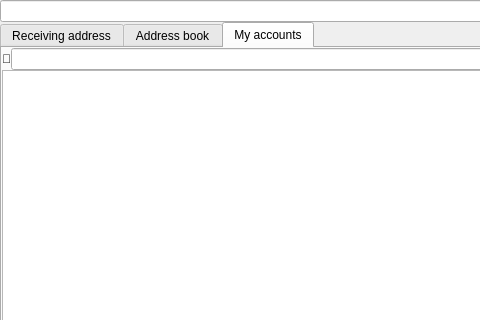
This is src/qt/_Gulden/forms/guldensendcoinsentry.ui in frozenflux3/munt-official as Qt 5 draws it before an edit; both pictures show x 0 to 480 and y 0 to 320 of the 887 by 660 pixel window. The edited form follows.
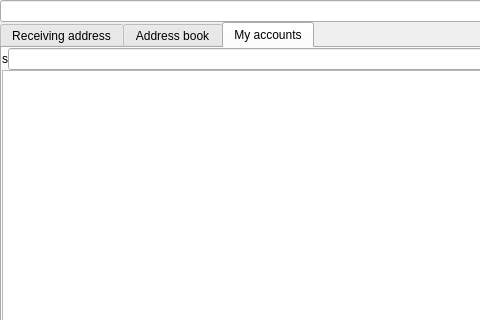
This is the edited form. The open tabs and pages were chosen to show the change. Custom widgets are drawn as their Qt base class.

Commit message: More messing around with icons (Rich text randomly not default on windows issues).

Diff of the .ui file:
```diff
--- a/src/qt/_Gulden/forms/guldensendcoinsentry.ui
+++ b/src/qt/_Gulden/forms/guldensendcoinsentry.ui
@@ -261,7 +261,7 @@
                <item>
                 <widget class="QLabel" name="searchLabel2">
                  <property name="text">
-                  <string></string>
+                  <string>s</string>
                  </property>
                  <property name="indent">
                   <number>0</number>
```
Left out of the diff: 6 changed lines with no effect on the pictures. The commit also changes 4 other files.
